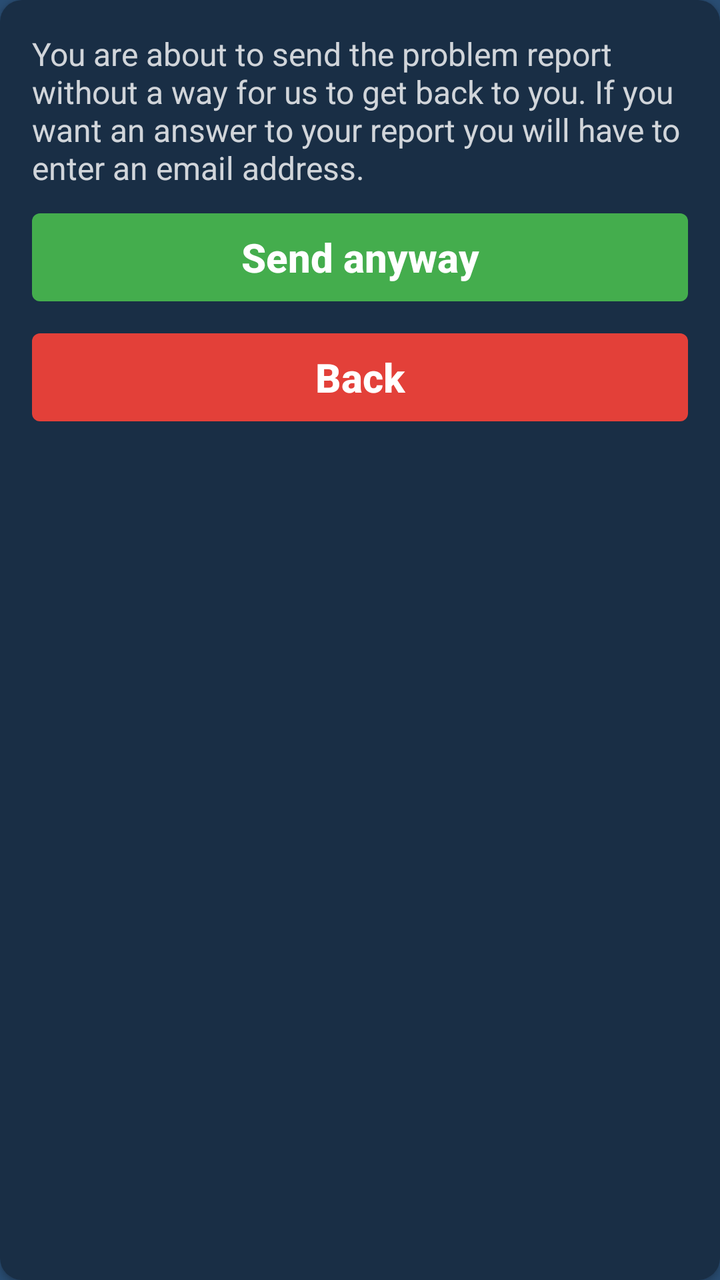
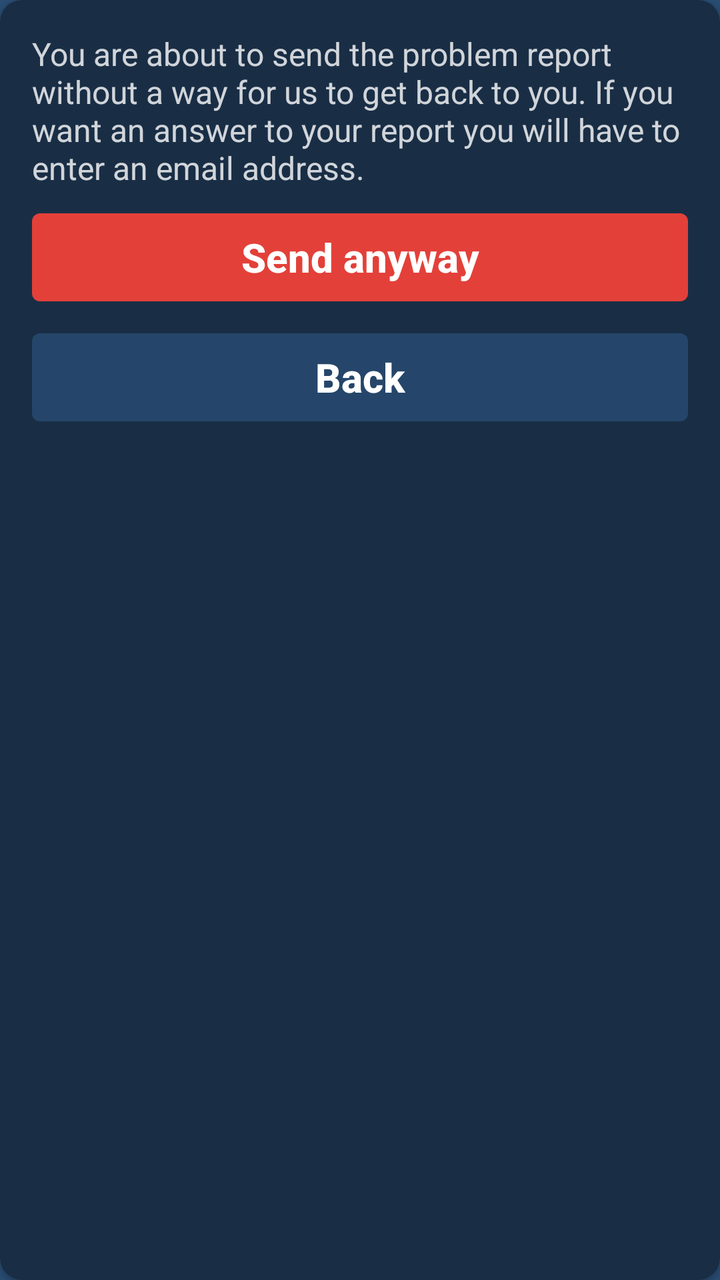

Before-and-after screenshots of an Android layout around one commit, followed by the original layout XML and the change that was made.
<!-- AndroidManifest.xml: application theme AppTheme -->
<!-- res/layout/confirm_no_email.xml -->
<LinearLayout xmlns:android="http://schemas.android.com/apk/res/android"
              android:layout_width="wrap_content"
              android:layout_height="wrap_content"
              android:padding="16dp"
              android:background="@drawable/dialog_background"
              android:orientation="vertical"
              android:gravity="left"
              android:elevation="2dp">
    <TextView android:layout_width="wrap_content"
              android:layout_height="wrap_content"
              android:layout_weight="0"
              android:layout_marginBottom="12dp"
              android:textColor="@color/white80"
              android:textSize="16sp"
              android:text="@string/confirm_no_email" />
    <Button android:id="@+id/send_button"
            android:text="@string/send_anyway"
            style="@style/GreenButton" />
    <Button android:id="@+id/back_button"
            android:layout_marginTop="16dp"
            android:text="@string/back"
            style="@style/RedButton" />
</LinearLayout>
<!-- resources referenced by this layout -->
<resources>
  <color name="white80">#CCFFFFFF</color>
  <!-- drawable dialog_background (drawable) -->
  <?xml version="1.0" encoding="utf-8"?>
  <shape xmlns:android="http://schemas.android.com/apk/res/android"
         android:shape="rectangle">
      <corners android:radius="11dp" />
      <solid android:color="@color/darkBlue" />
  </shape>
  <string name="back">Back</string>
  <string name="confirm_no_email">You are about to send the
      problem report without a way for us to get back to you. If you
      want an answer to your report you will have to enter an email
      address.</string>
  <string name="send_anyway">Send anyway</string>
  <style name="GreenButton" parent="Button">
          <item name="android:background">
          @drawable/green_button_background</item>
      </style>
  <style name="RedButton" parent="Button">
          <item name="android:background">
          @drawable/red_button_background</item>
      </style>
  <style name="AppTheme" parent="Theme.AppCompat.NoActionBar">
          <item name="colorPrimary">@color/colorPrimary</item>
          <item name="android:windowBackground">@color/blue</item>
      </style>
  <color name="darkBlue">#192E45</color>
  <style name="Button" parent="Widget.AppCompat.Button.Borderless">
          <item name="android:layout_height">
          @dimen/normal_button_height</item>
          <item name="android:layout_width">match_parent</item>
          <item name="android:textAllCaps">false</item>
          <item name="android:textColor">@color/white</item>
          <item name="android:textSize">20sp</item>
          <item name="android:textStyle">bold</item>
      </style>
  <!-- drawable green_button_background (drawable) -->
  <?xml version="1.0" encoding="utf-8"?>
  <selector xmlns:android="http://schemas.android.com/apk/res/android">
  
      <item android:state_pressed="false">
          <shape android:shape="rectangle">
              <corners android:radius="4dp" />
              <solid android:color="@color/green" />
          </shape>
      </item>
      <item android:state_pressed="true">
          <shape android:shape="rectangle">
              <corners android:radius="4dp" />
              <solid android:color="@color/green90" />
          </shape>
      </item>
  </selector>
  <!-- drawable red_button_background (drawable) -->
  <?xml version="1.0" encoding="utf-8"?>
  <selector xmlns:android="http://schemas.android.com/apk/res/android">
  
      <item android:state_pressed="false">
          <shape android:shape="rectangle">
              <corners android:radius="4dp" />
              <solid android:color="@color/red" />
          </shape>
      </item>
      <item android:state_pressed="true">
          <shape android:shape="rectangle">
              <corners android:radius="4dp" />
              <solid android:color="@color/red95" />
          </shape>
      </item>
  </selector>
  <color name="colorPrimary">#294D73</color>
  <color name="blue">#294D73</color>
  <dimen name="normal_button_height">44dp</dimen>
  <color name="white">#FFFFFF</color>
  <color name="green">#44AD4D</color>
  <color name="green90">#E644AD4D</color>
  <color name="red">#FFE34039</color>
  <color name="red95">#F2E34039</color>
</resources>

<!-- the commit's change to res/layout/confirm_no_email.xml (unified diff, before → after) -->
@@ -15,9 +15,9 @@
               android:text="@string/confirm_no_email" />
     <Button android:id="@+id/send_button"
             android:text="@string/send_anyway"
-            style="@style/GreenButton" />
+            style="@style/RedButton" />
     <Button android:id="@+id/back_button"
             android:layout_marginTop="16dp"
             android:text="@string/back"
-            style="@style/RedButton" />
+            style="@style/BlueButton" />
 </LinearLayout>
<!-- resource entries referenced after the edit -->
@@ -14,9 +14,9 @@
       want an answer to your report you will have to enter an email
       address.</string>
   <string name="send_anyway">Send anyway</string>
-  <style name="GreenButton" parent="Button">
+  <style name="BlueButton" parent="Button">
           <item name="android:background">
-          @drawable/green_button_background</item>
+          @drawable/blue_button_background</item>
       </style>
   <style name="RedButton" parent="Button">
           <item name="android:background">
@@ -36,20 +36,20 @@
           <item name="android:textSize">20sp</item>
           <item name="android:textStyle">bold</item>
       </style>
-  <!-- drawable green_button_background (drawable) -->
+  <!-- drawable blue_button_background (drawable) -->
   <?xml version="1.0" encoding="utf-8"?>
   <selector xmlns:android="http://schemas.android.com/apk/res/android">
   
       <item android:state_pressed="false">
           <shape android:shape="rectangle">
               <corners android:radius="4dp" />
-              <solid android:color="@color/green" />
+              <solid android:color="@color/blue80" />
           </shape>
       </item>
       <item android:state_pressed="true">
           <shape android:shape="rectangle">
               <corners android:radius="4dp" />
-              <solid android:color="@color/green90" />
+              <solid android:color="@color/blue60" />
           </shape>
       </item>
   </selector>
@@ -74,8 +74,8 @@
   <color name="blue">#294D73</color>
   <dimen name="normal_button_height">44dp</dimen>
   <color name="white">#FFFFFF</color>
-  <color name="green">#44AD4D</color>
-  <color name="green90">#E644AD4D</color>
+  <color name="blue80">#CC294D73</color>
+  <color name="blue60">#99294D73</color>
   <color name="red">#FFE34039</color>
   <color name="red95">#F2E34039</color>
 </resources>
